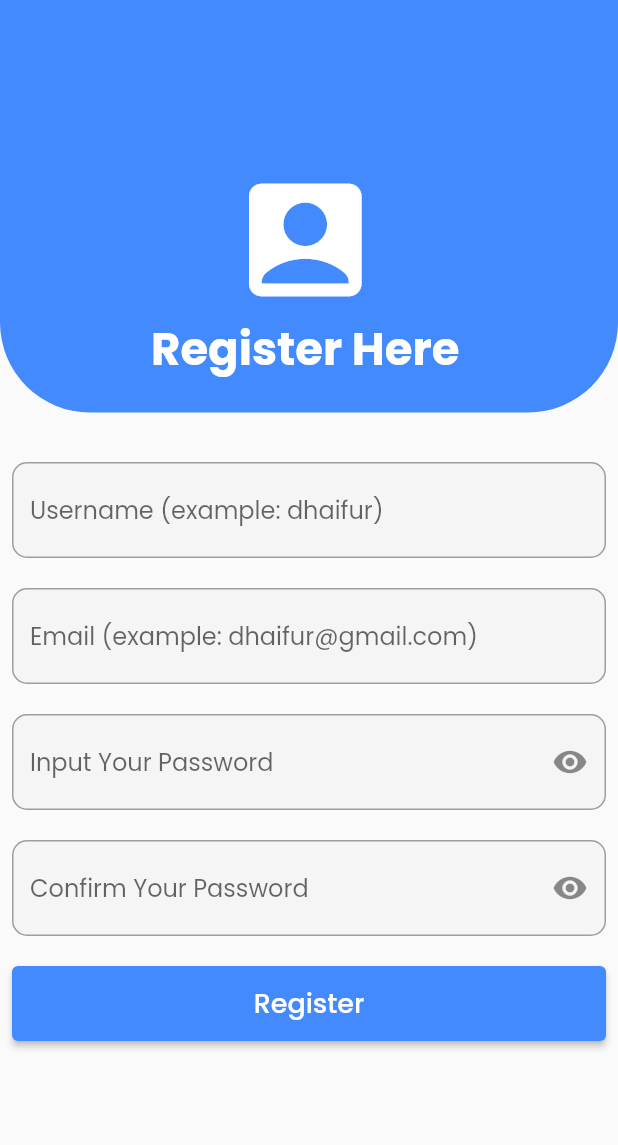
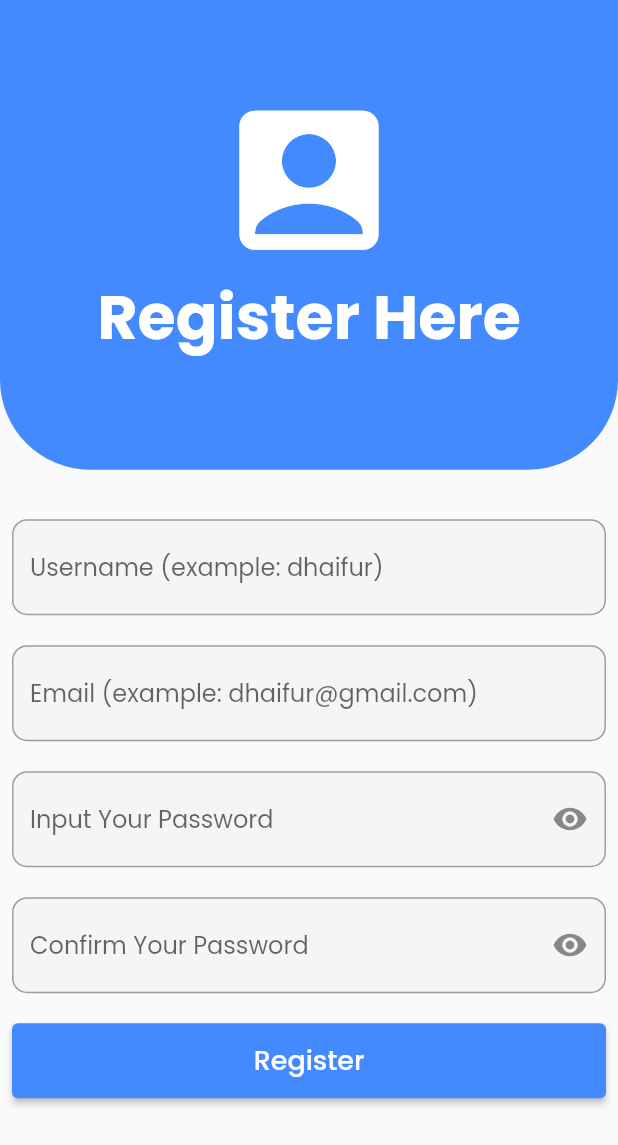
Before and after one commit to dhaifur/todolistapp, a Flutter app: the screen it shows after launch, after a tap on "Register", on a phone screen of 412 x 824 dp. Shown: the top 1145 px of the screen. Run offline on Flutter 3.47's test engine with Material 2 defaults, Android fonts, the phone set to English and light mode, and no system bars; our stand-ins replace dio, email_validator, google_fonts, shared_preferences, sizer, stacked and 2 more; network calls fail.

Commit message:
use sizer package in login and register view to set  a size

```diff
--- a/lib/ui/Views/login/login_page_view.dart
+++ b/lib/ui/Views/login/login_page_view.dart
@@ -2,6 +2,7 @@ import 'package:crud_project/ui/Views/login/login_page_viewmodel.dart';
 import 'package:email_validator/email_validator.dart';
 import 'package:flutter/material.dart';
 import 'package:stacked/stacked.dart';
+import 'package:sizer/sizer.dart';
 
 class LoginPageView extends ViewModelBuilderWidget<LoginPageViewModel> {
   const LoginPageView({Key? key}) : super(key: key);
@@ -20,11 +21,10 @@ class LoginPageView extends ViewModelBuilderWidget<LoginPageViewModel> {
       BuildContext context, LoginPageViewModel viewModel, Widget? child) {
     return Scaffold(
       body: SingleChildScrollView(
-        child: Padding(
-          padding: const EdgeInsets.fromLTRB(0, 0, 0, 0),
         child: Column(
           children: [
             Container(
+              height: 60.h,
               decoration: const BoxDecoration(
                 color: Colors.blueAccent,
                 borderRadius: BorderRadius.only(
@@ -33,53 +33,50 @@ class LoginPageView extends ViewModelBuilderWidget<LoginPageViewModel> {
                 ),
               ),
               child: Padding(
-                  padding: const EdgeInsets.fromLTRB(10, 70, 15, 0),
+                padding: EdgeInsets.symmetric(vertical: 4.h),
                 child: Column(
                   children: [
                     Center(
                       child: Image.asset(
                         "assets/4630.png",
-                          width: 250,
-                          height: 250,
+                        width: 89.w,
+                        height: 37.h,
                       ),
                     ),
-                      const Center(
+                    Center(
                       child: Text(
                         "Write Your Job List",
                         style: TextStyle(
                           color: Colors.white,
                           fontWeight: FontWeight.bold,
-                            fontSize: 30,
+                          fontSize: 30.sp,
                         ),
                       ),
                     ),
-                      const SizedBox(
-                        height: 10,
-                      ),
-                      const Center(
+                    Center(
                       child: Text(
                         "Login to Start Listing",
                         style: TextStyle(
                           color: Colors.white,
-                            fontSize: 18,
+                          fontSize: 18.sp,
                         ),
                       ),
-                      ),
-                      const SizedBox(
-                        height: 20,
                     ),
                   ],
                 ),
               ),
             ),
-              const SizedBox(
-                height: 45,
+            SizedBox(
+              height: 1.5.h,
             ),
             Padding(
-                padding: const EdgeInsets.all(8.0),
+              padding: EdgeInsets.symmetric(horizontal: 1.h),
               child: Column(
                 mainAxisAlignment: MainAxisAlignment.spaceEvenly,
                 children: [
+                  SizedBox(
+                    height: 1.5.h,
+                  ),
                   TextFormField(
                     controller: viewModel.emailController,
                     cursorColor: Colors.black,
@@ -107,8 +104,8 @@ class LoginPageView extends ViewModelBuilderWidget<LoginPageViewModel> {
                             ? 'Enter a valid email'
                             : null,
                   ),
-                    const SizedBox(
-                      height: 20,
+                  SizedBox(
+                    height: 1.5.h,
                   ),
                   TextFormField(
                     controller: viewModel.passwordController,
@@ -141,8 +138,8 @@ class LoginPageView extends ViewModelBuilderWidget<LoginPageViewModel> {
                         ? 'You Must Fill The Password'
                         : null,
                   ),
-                    const SizedBox(
-                      height: 20,
+                  SizedBox(
+                    height: 1.5.h,
                   ),
                   ElevatedButton(
                     style: TextButton.styleFrom(
@@ -157,7 +154,7 @@ class LoginPageView extends ViewModelBuilderWidget<LoginPageViewModel> {
                     ),
                   ),
                   SizedBox(
-                      height: 8,
+                    height: 1.h,
                   ),
                   Row(
                     children: [
@@ -181,7 +178,6 @@ class LoginPageView extends ViewModelBuilderWidget<LoginPageViewModel> {
           ],
         ),
       ),
-      ),
     );
   }
 }
--- a/lib/ui/Views/register/register_view.dart
+++ b/lib/ui/Views/register/register_view.dart
@@ -1,8 +1,8 @@
 import 'package:crud_project/ui/Views/register/register_viewmodel.dart';
 import 'package:email_validator/email_validator.dart';
 import 'package:flutter/material.dart';
-import 'package:flutter/src/widgets/framework.dart';
 import 'package:stacked/stacked.dart';
+import 'package:sizer/sizer.dart';
 
 class RegisterView extends ViewModelBuilderWidget<RegisterViewModel> {
   @override
@@ -14,12 +14,11 @@ class RegisterView extends ViewModelBuilderWidget<RegisterViewModel> {
       BuildContext context, RegisterViewModel viewModel, Widget? child) {
     return Scaffold(
       body: SingleChildScrollView(
-        child: Padding(
-          padding: const EdgeInsets.fromLTRB(0, 0, 0, 0),
         child: Column(
           mainAxisAlignment: MainAxisAlignment.spaceBetween,
           children: [
             Container(
+              height: 38.h,
               decoration: const BoxDecoration(
                 color: Colors.blueAccent,
                 borderRadius: BorderRadius.only(
@@ -28,22 +27,22 @@ class RegisterView extends ViewModelBuilderWidget<RegisterViewModel> {
                 ),
               ),
               child: Padding(
-                  padding: const EdgeInsets.fromLTRB(10, 110, 15, 0),
+                padding: EdgeInsets.only(top: 7.h),
                 child: Column(
                   children: [
                     Center(
                         child: Icon(
                       Icons.account_box_rounded,
-                        size: 100,
+                      size: 30.w,
                       color: Colors.white,
                     )),
-                      const Center(
+                    Center(
                       child: Text(
                         "Register Here",
                         style: TextStyle(
                           color: Colors.white,
                           fontWeight: FontWeight.bold,
-                            fontSize: 30,
+                          fontSize: 30.sp,
                         ),
                       ),
                     ),
@@ -155,8 +154,7 @@ class RegisterView extends ViewModelBuilderWidget<RegisterViewModel> {
                       ),
                       hintText: "Confirm Your Password",
                       suffixIcon: IconButton(
-                          onPressed: () =>
-                              viewModel.cekObscureConfirmPassword(),
+                        onPressed: () => viewModel.cekObscureConfirmPassword(),
                         icon: viewModel.obscureTextConfirmPassword
                             ? const Icon(Icons.visibility)
                             : const Icon(Icons.visibility_off),
@@ -191,7 +189,6 @@ class RegisterView extends ViewModelBuilderWidget<RegisterViewModel> {
           ],
         ),
       ),
-      ),
     );
   }
 }
```
Lines whose indentation alone changed are shown as unchanged.
